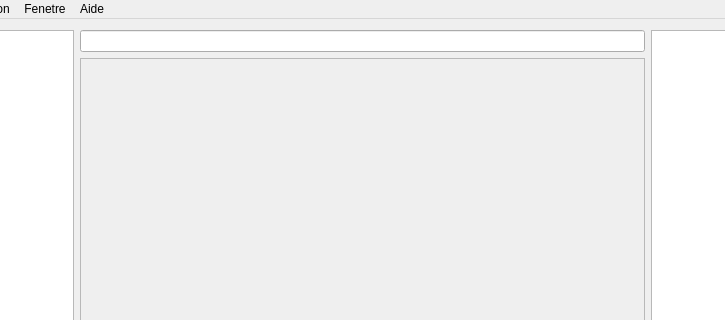
First picture: the form in clientLourd/mainframe.ui, repository Phoenix63/IRC-like, before the edit; both pictures show x 87 to 812 and y 0 to 320 of the 899 by 583 pixel window.
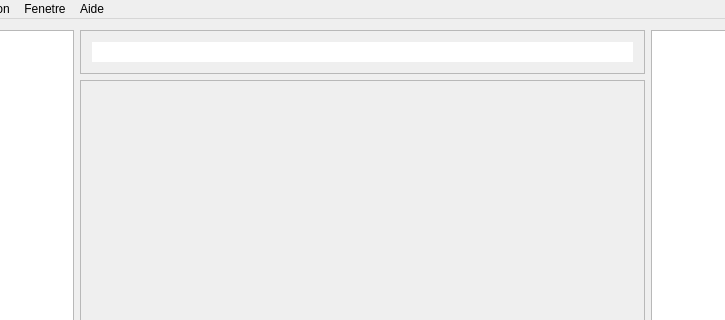
Second picture: the form after the edit.

Diff of the .ui file:
```diff
--- a/clientLourd/mainframe.ui
+++ b/clientLourd/mainframe.ui
@@ -37,10 +37,25 @@
     <item>
      <layout class="QVBoxLayout" name="chatLayout">
       <item>
-       <widget class="QLineEdit" name="topicDisplay">
-        <property name="readOnly">
-         <bool>true</bool>
+       <widget class="QFrame" name="verticalFrame">
+        <property name="frameShape">
+         <enum>QFrame::StyledPanel</enum>
         </property>
+        <property name="frameShadow">
+         <enum>QFrame::Sunken</enum>
+        </property>
+        <layout class="QVBoxLayout" name="verticalLayout">
+         <item>
+          <widget class="QLineEdit" name="topicDisplay">
+           <property name="frame">
+            <bool>false</bool>
+           </property>
+           <property name="readOnly">
+            <bool>true</bool>
+           </property>
+          </widget>
+         </item>
+        </layout>
        </widget>
       </item>
       <item>
@@ -48,6 +63,12 @@
         <property name="autoFillBackground">
          <bool>true</bool>
         </property>
+        <property name="frameShape">
+         <enum>QFrame::StyledPanel</enum>
+        </property>
+        <property name="frameShadow">
+         <enum>QFrame::Sunken</enum>
+        </property>
         <property name="widgetResizable">
          <bool>true</bool>
         </property>
@@ -57,7 +78,7 @@
            <x>0</x>
            <y>0</y>
            <width>565</width>
-           <height>475</height>
+           <height>473</height>
           </rect>
          </property>
          <layout class="QVBoxLayout" name="verticalLayout_2">
```
Left out of the diff: 15 changed lines with no effect on the pictures.
